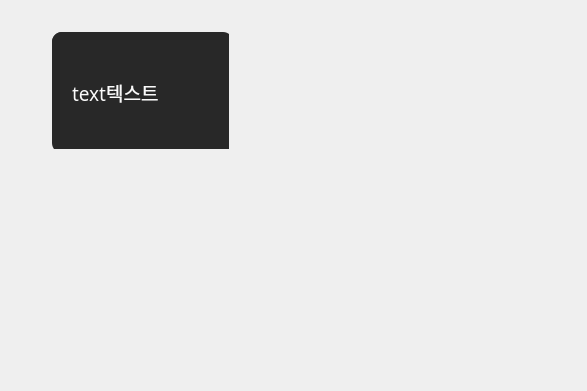
This is ui/SimpleTranslatePopup.ui in KimYubin/SolTranslator as Qt 5 draws it before an edit. The edited form follows.
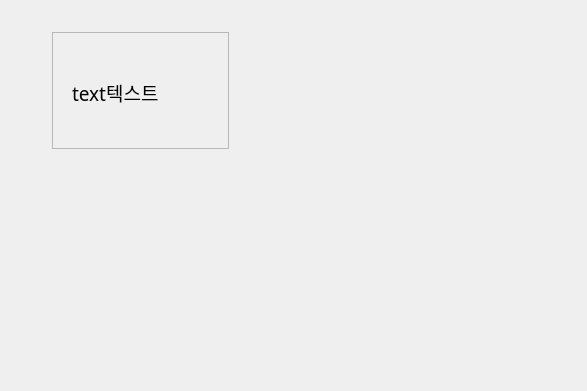
This is the edited form.

```diff
--- a/ui/SimpleTranslatePopup.ui
+++ b/ui/SimpleTranslatePopup.ui
@@ -57,8 +57,7 @@
                 <item>
                     <widget class="QFrame" name="bgFrame">
                         <property name="styleSheet">
-                            <string notr="true">background-color: rgb(40, 40, 40);
-                                border-radius : 10px;</string>
+       <string notr="true"/>
                         </property>
                         <property name="frameShape">
                             <enum>QFrame::Shape::StyledPanel</enum>
@@ -111,10 +110,7 @@
                                             </font>
                                         </property>
                                         <property name="styleSheet">
-                                            <string notr="true">color: rgb(250, 250, 250);
-                                                background-color:transparent;
-
-                                            </string>
+           <string notr="true"/>
                                         </property>
                                         <property name="text">
                                             <string>text텍스트</string>
```
Lines whose indentation alone changed are shown as unchanged.
